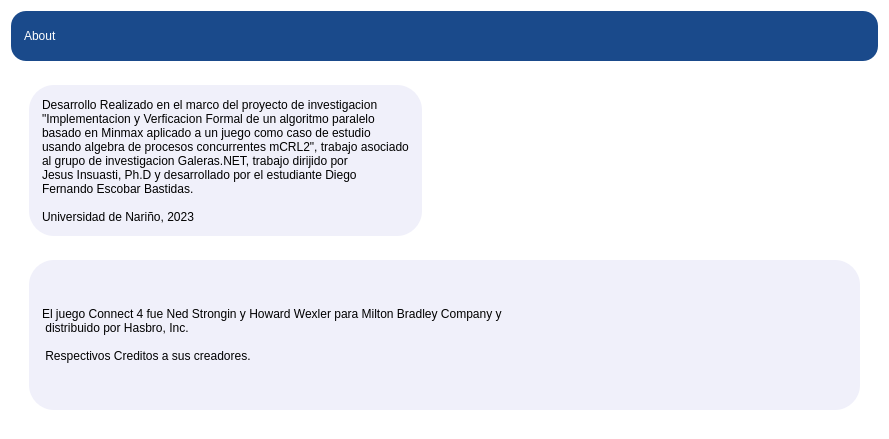
Before: the Qt Designer form View/UI/About.ui in difer19/Implementacion-MinMax-Paralelo---Connect-4, drawn with Qt 5.
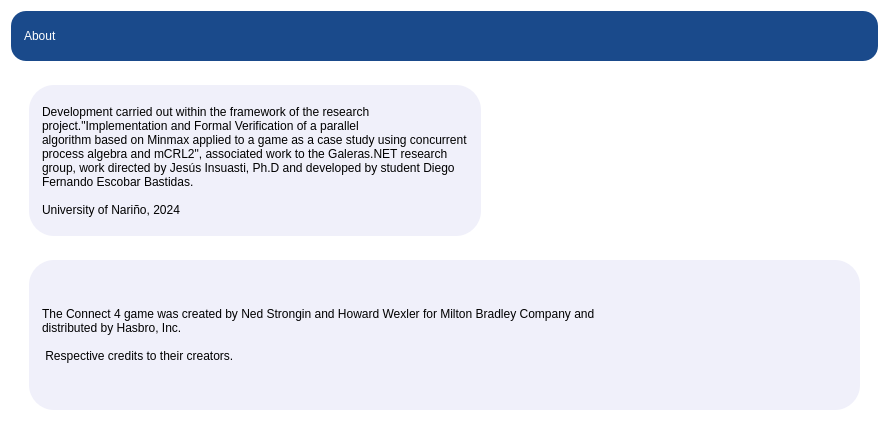
After: the same form once the commit is applied.

What changed in the file:
```diff
--- a/View/UI/About.ui
+++ b/View/UI/About.ui
@@ -101,15 +101,14 @@
 </string>
            </property>
            <property name="text">
-            <string>Desarrollo Realizado en el marco del proyecto de investigacion
-&quot;Implementacion y Verficacion Formal de un algoritmo paralelo 
-basado en Minmax aplicado a un juego como caso de estudio 
-usando algebra de procesos concurrentes mCRL2&quot;, trabajo asociado 
-al grupo de investigacion Galeras.NET, trabajo dirijido por 
-Jesus Insuasti, Ph.D y desarrollado por el estudiante Diego 
+            <string>Development carried out within the framework of the research 
+project.&quot;Implementation and Formal Verification of a parallel 
+algorithm based on Minmax applied to a game as a case study using concurrent 
+process algebra and mCRL2&quot;, associated work to the Galeras.NET research 
+group, work directed by Jesús Insuasti, Ph.D and developed by student Diego
 Fernando Escobar Bastidas.
 
-Universidad de Nariño, 2023</string>
+University of Nariño, 2024</string>
            </property>
           </widget>
          </item>
@@ -152,10 +151,10 @@
 </string>
            </property>
            <property name="text">
-            <string>El juego Connect 4 fue Ned Strongin y Howard Wexler para Milton Bradley Company y 
- distribuido por Hasbro, Inc.
+            <string>The Connect 4 game was created by Ned Strongin and Howard Wexler for Milton Bradley Company and 
+distributed by Hasbro, Inc. 
 
- Respectivos Creditos a sus creadores.</string>
+ Respective credits to their creators.</string>
            </property>
           </widget>
          </item>
```
